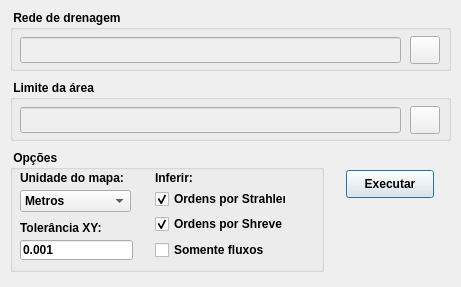
Old version of the form hydroflow_dialog_base.ui in the repository hruzeda/hydroflow_python_plugin.
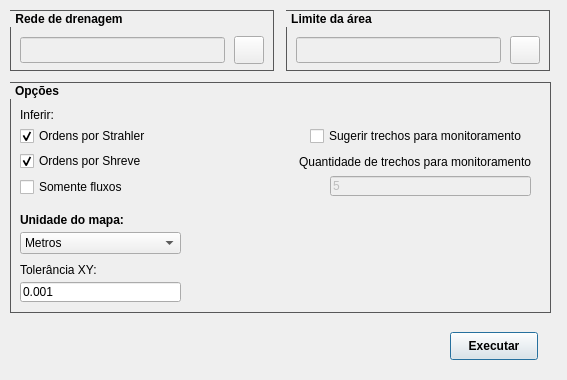
New version of the form. Icons and pictures are not drawn.

Commit message: feat: adding Monitor Point to the UI and the new Sharp attribute/field

The edit to the form file:
```diff
--- a/hydroflow_dialog_base.ui
+++ b/hydroflow_dialog_base.ui
@@ -6,10 +6,16 @@
    <rect>
     <x>0</x>
     <y>0</y>
-    <width>461</width>
-    <height>287</height>
+    <width>567</width>
+    <height>380</height>
    </rect>
   </property>
+  <property name="sizePolicy">
+   <sizepolicy hsizetype="Fixed" vsizetype="Fixed">
+    <horstretch>0</horstretch>
+    <verstretch>0</verstretch>
+   </sizepolicy>
+  </property>
   <property name="windowTitle">
    <string>Hydroflow</string>
   </property>
@@ -17,11 +23,14 @@
    <iconset>
     <normaloff>:hydroflow.ico</normaloff>:hydroflow.ico</iconset>
   </property>
+  <property name="autoFillBackground">
+   <bool>true</bool>
+  </property>
   <widget class="QPushButton" name="pushButton_Exec">
    <property name="geometry">
     <rect>
-     <x>346</x>
-     <y>170</y>
+     <x>450</x>
+     <y>332</y>
      <width>88</width>
      <height>28</height>
     </rect>
@@ -38,9 +47,9 @@
   <widget class="QGroupBox" name="groupBox_Lim">
    <property name="geometry">
     <rect>
-     <x>10</x>
-     <y>80</y>
-     <width>441</width>
+     <x>286</x>
+     <y>10</y>
+     <width>264</width>
      <height>61</height>
     </rect>
    </property>
@@ -49,6 +58,12 @@
      <bold>true</bold>
     </font>
    </property>
+   <property name="autoFillBackground">
+    <bool>false</bool>
+   </property>
+   <property name="styleSheet">
+    <string notr="true">QGroupBox { border: 1px solid #575859; }</string>
+   </property>
    <property name="title">
     <string> Limite da área </string>
    </property>
@@ -60,7 +75,7 @@
      <rect>
       <x>10</x>
       <y>27</y>
-      <width>381</width>
+      <width>205</width>
       <height>26</height>
      </rect>
     </property>
@@ -68,7 +83,7 @@
    <widget class="QPushButton" name="pushButton_Lim">
     <property name="geometry">
      <rect>
-      <x>400</x>
+      <x>224</x>
       <y>26</y>
       <width>30</width>
       <height>28</height>
@@ -87,9 +102,9 @@
    <property name="geometry">
     <rect>
      <x>10</x>
-     <y>150</y>
-     <width>314</width>
-     <height>122</height>
+     <y>82</y>
+     <width>541</width>
+     <height>231</height>
     </rect>
    </property>
    <property name="font">
@@ -97,14 +112,26 @@
      <bold>true</bold>
     </font>
    </property>
+   <property name="autoFillBackground">
+    <bool>false</bool>
+   </property>
+   <property name="styleSheet">
+    <string notr="true">QGroupBox { border: 1px solid #575859; }</string>
+   </property>
    <property name="title">
     <string> Opções </string>
    </property>
+   <property name="flat">
+    <bool>false</bool>
+   </property>
+   <property name="checkable">
+    <bool>false</bool>
+   </property>
    <widget class="QLabel" name="label">
     <property name="geometry">
      <rect>
       <x>10</x>
-      <y>20</y>
+      <y>130</y>
       <width>105</width>
       <height>16</height>
      </rect>
@@ -122,8 +149,8 @@
     <property name="geometry">
      <rect>
       <x>10</x>
-      <y>40</y>
-      <width>111</width>
+      <y>150</y>
+      <width>161</width>
       <height>22</height>
      </rect>
     </property>
@@ -155,7 +182,7 @@
     <property name="geometry">
      <rect>
       <x>10</x>
-      <y>70</y>
+      <y>180</y>
       <width>81</width>
       <height>16</height>
      </rect>
@@ -163,25 +190,44 @@
     <property name="text">
      <string>Tolerância XY:</string>
     </property>
+    <property name="alignment">
+     <set>Qt::AlignmentFlag::AlignLeading|Qt::AlignmentFlag::AlignLeft|Qt::AlignmentFlag::AlignVCenter</set>
+    </property>
    </widget>
    <widget class="QLineEdit" name="lineEdit_TolXY">
     <property name="geometry">
      <rect>
       <x>10</x>
-      <y>90</y>
-      <width>113</width>
+      <y>200</y>
+      <width>161</width>
       <height>20</height>
      </rect>
     </property>
     <property name="text">
      <string notr="true">0.001</string>
     </property>
+    <property name="alignment">
+     <set>Qt::AlignmentFlag::AlignLeading|Qt::AlignmentFlag::AlignLeft|Qt::AlignmentFlag::AlignVCenter</set>
+    </property>
+   </widget>
+   <widget class="QCheckBox" name="checkBox_FlowOnly">
+    <property name="geometry">
+     <rect>
+      <x>10</x>
+      <y>96</y>
+      <width>131</width>
+      <height>18</height>
+     </rect>
+    </property>
+    <property name="text">
+     <string>Somente fluxos</string>
+    </property>
    </widget>
    <widget class="QLabel" name="label_3">
     <property name="geometry">
      <rect>
-      <x>145</x>
-      <y>20</y>
+      <x>10</x>
+      <y>25</y>
       <width>51</width>
       <height>16</height>
      </rect>
@@ -193,8 +239,8 @@
    <widget class="QCheckBox" name="checkBox_Strahler">
     <property name="geometry">
      <rect>
-      <x>145</x>
-      <y>40</y>
+      <x>10</x>
+      <y>45</y>
       <width>131</width>
       <height>18</height>
      </rect>
@@ -209,8 +255,8 @@
    <widget class="QCheckBox" name="checkBox_Shreve">
     <property name="geometry">
      <rect>
-      <x>145</x>
-      <y>65</y>
+      <x>10</x>
+      <y>70</y>
       <width>131</width>
       <height>18</height>
      </rect>
@@ -222,17 +268,52 @@
      <bool>true</bool>
     </property>
    </widget>
-   <widget class="QCheckBox" name="checkBox_FlowOnly">
+   <widget class="QCheckBox" name="checkBox_MonitorPoint">
     <property name="geometry">
      <rect>
-      <x>145</x>
-      <y>91</y>
-      <width>131</width>
+      <x>300</x>
+      <y>45</y>
+      <width>221</width>
       <height>18</height>
      </rect>
     </property>
     <property name="text">
-     <string>Somente fluxos</string>
+     <string>Sugerir trechos para monitoramento</string>
+    </property>
+   </widget>
+   <widget class="QLabel" name="label_4">
+    <property name="geometry">
+     <rect>
+      <x>270</x>
+      <y>70</y>
+      <width>251</width>
+      <height>20</height>
+     </rect>
+    </property>
+    <property name="layoutDirection">
+     <enum>Qt::LayoutDirection::LeftToRight</enum>
+    </property>
+    <property name="text">
+     <string>Quantidade de trechos para monitoramento</string>
+    </property>
+    <property name="alignment">
+     <set>Qt::AlignmentFlag::AlignRight|Qt::AlignmentFlag::AlignTrailing|Qt::AlignmentFlag::AlignVCenter</set>
+    </property>
+   </widget>
+   <widget class="QLineEdit" name="lineEdit_MonitorPointN">
+    <property name="enabled">
+     <bool>false</bool>
+    </property>
+    <property name="geometry">
+     <rect>
+      <x>320</x>
+      <y>94</y>
+      <width>201</width>
+      <height>20</height>
+     </rect>
+    </property>
+    <property name="text">
+     <string notr="true">5</string>
     </property>
    </widget>
   </widget>
@@ -241,7 +322,7 @@
     <rect>
      <x>10</x>
      <y>10</y>
-     <width>441</width>
+     <width>264</width>
      <height>61</height>
     </rect>
    </property>
@@ -250,9 +331,18 @@
      <bold>true</bold>
     </font>
    </property>
+   <property name="autoFillBackground">
+    <bool>false</bool>
+   </property>
+   <property name="styleSheet">
+    <string notr="true">QGroupBox { border: 1px solid #575859; }</string>
+   </property>
    <property name="title">
     <string> Rede de drenagem </string>
    </property>
+   <property name="flat">
+    <bool>false</bool>
+   </property>
    <widget class="QLineEdit" name="lineEdit_HidLn">
     <property name="enabled">
      <bool>false</bool>
@@ -261,7 +351,7 @@
      <rect>
       <x>10</x>
       <y>27</y>
-      <width>381</width>
+      <width>205</width>
       <height>26</height>
      </rect>
     </property>
@@ -269,7 +359,7 @@
    <widget class="QPushButton" name="pushButton_HidLn">
     <property name="geometry">
      <rect>
-      <x>400</x>
+      <x>224</x>
       <y>26</y>
       <width>30</width>
       <height>28</height>
```
Left out of the diff: 4 changed lines with no effect on the pictures. The commit also changes 9 other files.
